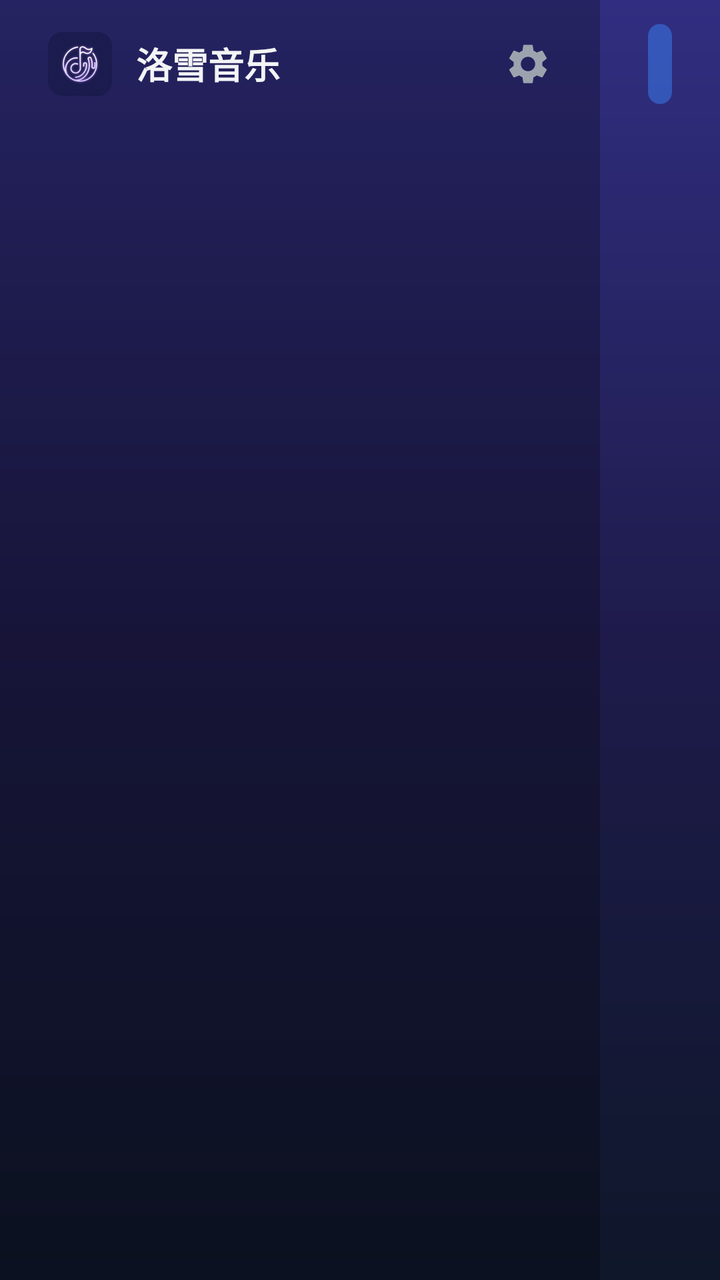
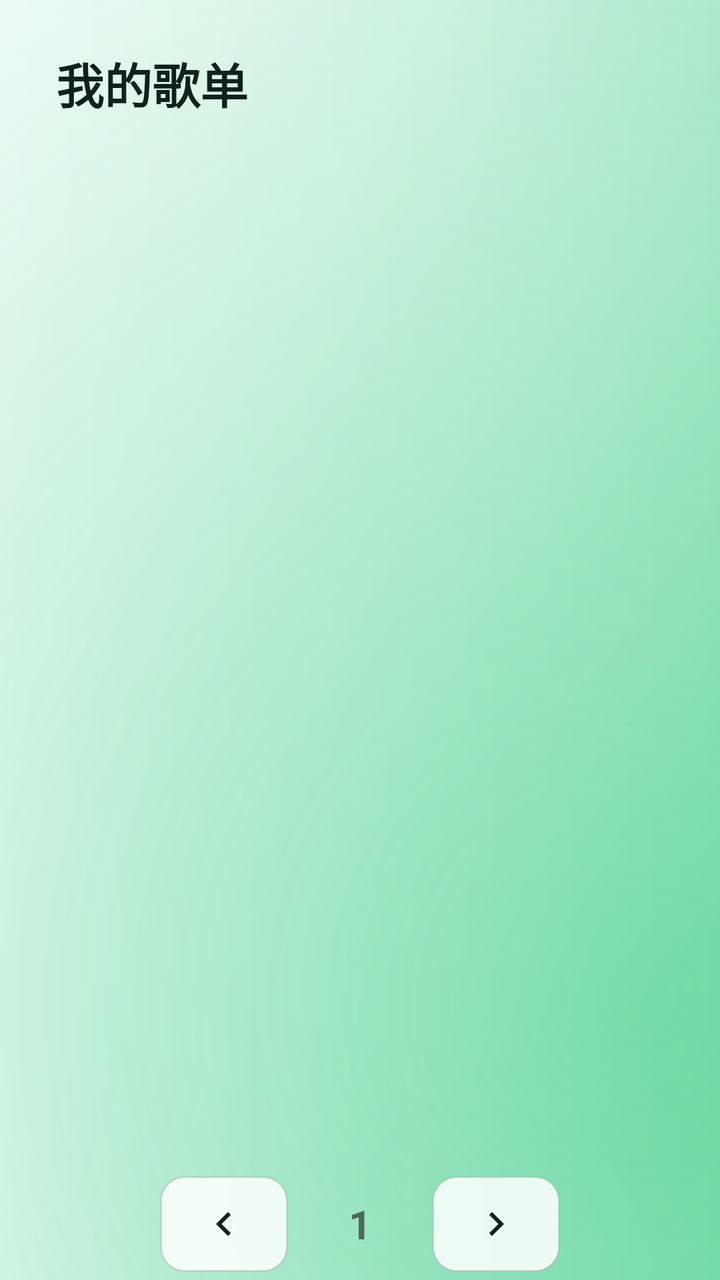

The first picture is an Android layout as it rendered before a commit; the second is the same layout after the commit. The layout source and the unified diff follow.
<!-- AndroidManifest.xml: application theme AppTheme.NoActionBar -->
<!-- res/layout/fragment_library.xml -->
<?xml version="1.0" encoding="utf-8"?>
<androidx.constraintlayout.widget.ConstraintLayout xmlns:android="http://schemas.android.com/apk/res/android"
    xmlns:app="http://schemas.android.com/apk/res-auto"
    android:layout_width="match_parent"
    android:layout_height="match_parent"
    android:background="@drawable/bg_app_gradient">

    
    <LinearLayout
        android:id="@+id/layoutHeaderLeft"
        android:layout_width="300dp"
        android:layout_height="64dp"
        android:orientation="horizontal"
        android:gravity="center_vertical"
        android:paddingStart="24dp"
        android:paddingEnd="16dp"
        android:background="#40000000"
        app:layout_constraintStart_toStartOf="parent"
        app:layout_constraintTop_toTopOf="parent">

        <ImageView
            android:layout_width="32dp"
            android:layout_height="32dp"
            android:src="@drawable/ic_logo"
            android:contentDescription="Logo" />

        <TextView
            android:layout_width="0dp"
            android:layout_height="wrap_content"
            android:layout_weight="1"
            android:text="洛雪音乐"
            android:textSize="18sp"
            android:textStyle="bold"
            android:textColor="#F3F4F6"
            android:layout_marginStart="12dp"/>

        <ImageButton
            android:id="@+id/btnSettings"
            android:layout_width="40dp"
            android:layout_height="40dp"
            android:background="@drawable/btn_focused_circle"
            android:src="@drawable/ic_settings"
            android:scaleType="centerInside"
            android:padding="8dp"
            app:tint="#9CA3AF"
            android:focusable="true"
            android:contentDescription="Settings" />

    </LinearLayout>

    
    <LinearLayout
        android:id="@+id/layoutHeaderRight"
        android:layout_width="0dp"
        android:layout_height="64dp"
        android:orientation="horizontal"
        android:gravity="center_vertical"
        android:paddingStart="24dp"
        android:paddingEnd="24dp"
        app:layout_constraintStart_toEndOf="@+id/layoutHeaderLeft"
        app:layout_constraintEnd_toEndOf="parent"
        app:layout_constraintTop_toTopOf="parent">

        
        <TextView
            android:id="@+id/tabAllSongs"
            android:layout_width="wrap_content"
            android:layout_height="40dp"
            android:text="全部歌曲"
            android:textSize="14sp"
            android:textColor="#FFFFFF"
            android:gravity="center"
            android:paddingStart="16dp"
            android:paddingEnd="16dp"
            android:background="@drawable/bg_tab_selected"
            android:focusable="true" />

        
        <TextView
            android:id="@+id/tabLoveList"
            android:layout_width="wrap_content"
            android:layout_height="40dp"
            android:text="我的收藏"
            android:textSize="14sp"
            android:textColor="#9CA3AF"
            android:gravity="center"
            android:paddingStart="16dp"
            android:paddingEnd="16dp"
            android:layout_marginStart="8dp"
            android:focusable="true" />

        <View
            android:layout_width="0dp"
            android:layout_height="0dp"
            android:layout_weight="1" />

        <TextView
            android:id="@+id/tvPlaylistTitle"
            android:layout_width="wrap_content"
            android:layout_height="wrap_content"
            android:text="歌单"
            android:textSize="18sp"
            android:textStyle="bold"
            android:textColor="#F3F4F6" />

        <TextView
            android:id="@+id/tvSongCount"
            android:layout_width="wrap_content"
            android:layout_height="wrap_content"
            android:text="0 首"
            android:textSize="14sp"
            android:textColor="#9CA3AF"
            android:layout_marginStart="12dp" />

    </LinearLayout>

    
    <androidx.recyclerview.widget.RecyclerView
        android:id="@+id/rvPlaylists"
        android:layout_width="300dp"
        android:layout_height="0dp"
        android:background="#40000000"
        android:padding="16dp"
        app:layout_constraintStart_toStartOf="parent"
        app:layout_constraintTop_toBottomOf="@+id/layoutHeaderLeft"
        app:layout_constraintBottom_toBottomOf="parent" />

    
    <androidx.recyclerview.widget.RecyclerView
        android:id="@+id/rvSongs"
        android:layout_width="0dp"
        android:layout_height="0dp"
        android:padding="24dp"
        app:layout_constraintStart_toEndOf="@+id/rvPlaylists"
        app:layout_constraintEnd_toEndOf="parent"
        app:layout_constraintTop_toBottomOf="@+id/layoutHeaderRight"
        app:layout_constraintBottom_toBottomOf="parent" />

</androidx.constraintlayout.widget.ConstraintLayout>
<!-- resources referenced by this layout -->
<resources>
  <!-- drawable bg_app_gradient (drawable) -->
  <?xml version="1.0" encoding="utf-8"?>
  <shape xmlns:android="http://schemas.android.com/apk/res/android"
      android:shape="rectangle">
      <gradient
          android:angle="270"
          android:endColor="#0F172A"
          android:centerColor="#1E1B4B"
          android:startColor="#312E81"
          android:type="linear" />
  </shape>
  <!-- drawable bg_tab_selected (drawable) -->
  <?xml version="1.0" encoding="utf-8"?>
  <selector xmlns:android="http://schemas.android.com/apk/res/android">
      <item android:state_focused="true">
          <layer-list>
              <item>
                  <shape android:shape="rectangle">
                      <solid android:color="#30FFFFFF" />
                      <corners android:radius="8dp" />
                  </shape>
              </item>
              <item android:top="2dp" android:bottom="2dp" android:left="2dp" android:right="2dp">
                  <shape android:shape="rectangle">
                      <solid android:color="#FF3B82F6" />
                      <stroke android:width="2dp" android:color="#FFFFFF" />
                      <corners android:radius="6dp" />
                  </shape>
              </item>
          </layer-list>
      </item>
      <item>
          <shape android:shape="rectangle">
              <solid android:color="#803B82F6" />
              <corners android:radius="8dp" />
          </shape>
      </item>
  </selector>
  <!-- drawable btn_focused_circle (drawable) -->
  <?xml version="1.0" encoding="utf-8"?>
  <selector xmlns:android="http://schemas.android.com/apk/res/android">
      <item android:state_focused="true">
          <layer-list>
              <item>
                  <shape android:shape="oval">
                      <solid android:color="#30FFFFFF" />
                  </shape>
              </item>
              <item android:top="2dp" android:bottom="2dp" android:left="2dp" android:right="2dp">
                  <shape android:shape="oval">
                      <solid android:color="#FF3B82F6" />
                      <stroke android:width="2dp" android:color="#FFFFFF" />
                  </shape>
              </item>
          </layer-list>
      </item>
      <item>
          <shape android:shape="oval">
              <solid android:color="#00000000" />
          </shape>
      </item>
  </selector>
  <!-- drawable ic_logo: png bitmap (drawable, 19374 bytes) -->
  <!-- drawable ic_settings (drawable) -->
  <vector xmlns:android="http://schemas.android.com/apk/res/android"
      android:width="24dp"
      android:height="24dp"
      android:viewportWidth="24.0"
      android:viewportHeight="24.0">
      <path
          android:fillColor="#FFFFFFFF"
          android:pathData="M19.14,12.94c0.04,-0.3 0.06,-0.61 0.06,-0.94c0,-0.32 -0.02,-0.64 -0.07,-0.94l2.03,-1.58c0.18,-0.14 0.23,-0.41 0.12,-0.61l-1.92,-3.32c-0.12,-0.22 -0.37,-0.29 -0.59,-0.22l-2.39,0.96c-0.5,-0.38 -1.03,-0.7 -1.62,-0.94L14.4,2.81c-0.04,-0.24 -0.24,-0.41 -0.48,-0.41h-3.84c-0.24,0 -0.43,0.17 -0.47,0.41L9.25,5.35C8.66,5.59 8.12,5.92 7.63,6.29L5.24,5.33c-0.22,-0.08 -0.47,0 -0.59,0.22L2.74,8.87C2.62,9.08 2.66,9.34 2.86,9.48l2.03,1.58C4.84,11.36 4.8,11.69 4.8,12s0.02,0.64 0.07,0.94l-2.03,1.58c-0.18,0.14 -0.23,0.41 -0.12,0.61l1.92,3.32c0.12,0.22 0.37,0.29 0.59,0.22l2.39,-0.96c0.5,0.38 1.03,0.7 1.62,0.94l0.36,2.54c0.05,0.24 0.24,0.41 0.48,0.41h3.84c0.24,0 0.44,-0.17 0.47,-0.41l0.36,-2.54c0.59,-0.24 1.13,-0.56 1.62,-0.94l2.39,0.96c0.22,0.08 0.47,0 0.59,-0.22l1.92,-3.32c0.12,-0.22 0.07,-0.47 -0.12,-0.61L19.14,12.94zM12,15.6c-1.98,0 -3.6,-1.62 -3.6,-3.6s1.62,-3.6 3.6,-3.6s3.6,1.62 3.6,3.6S13.98,15.6 12,15.6z"/>
  </vector>
  <style name="AppTheme.NoActionBar" parent="Theme.AppCompat.NoActionBar">
          <item name="windowActionBar">false</item>
          <item name="windowNoTitle">true</item>
          <item name="android:windowBackground">@null</item>
      </style>
</resources>

<!-- the commit's change to res/layout/fragment_library.xml (unified diff, before → after) -->
@@ -3,48 +3,44 @@
     xmlns:app="http://schemas.android.com/apk/res-auto"
     android:layout_width="match_parent"
     android:layout_height="match_parent"
-    android:background="@drawable/bg_app_gradient">
+    android:background="@drawable/bg_app_gradient"
+    android:nextFocusLeft="@id/tabLibrary">
 
     
     <LinearLayout
         android:id="@+id/layoutHeaderLeft"
-        android:layout_width="300dp"
-        android:layout_height="64dp"
-        android:orientation="horizontal"
-        android:gravity="center_vertical"
-        android:paddingStart="24dp"
-        android:paddingEnd="16dp"
-        android:background="#40000000"
+        android:layout_width="320dp"
+        android:layout_height="@dimen/lx_title_height"
+        android:orientation="horizontal"
+        android:gravity="top"
+        android:paddingStart="@dimen/lx_title_gutter"
+        android:paddingEnd="@dimen/lx_nav_gutter"
+        android:paddingTop="@dimen/lx_title_top"
+        android:background="@android:color/transparent"
         app:layout_constraintStart_toStartOf="parent"
         app:layout_constraintTop_toTopOf="parent">
 
-        <ImageView
-            android:layout_width="32dp"
-            android:layout_height="32dp"
-            android:src="@drawable/ic_logo"
-            android:contentDescription="Logo" />
-
-        <TextView
-            android:layout_width="0dp"
-            android:layout_height="wrap_content"
-            android:layout_weight="1"
-            android:text="洛雪音乐"
-            android:textSize="18sp"
-            android:textStyle="bold"
-            android:textColor="#F3F4F6"
-            android:layout_marginStart="12dp"/>
-
-        <ImageButton
-            android:id="@+id/btnSettings"
+        <TextView
+            android:layout_width="wrap_content"
+            android:layout_height="wrap_content"
+            android:text="我的歌单"
+            android:textSize="24sp"
+            android:textStyle="bold"
+            android:textColor="@color/lx_text_primary" />
+
+        <ImageButton
+            android:id="@+id/btnBackToPlaylists"
             android:layout_width="40dp"
             android:layout_height="40dp"
+            android:layout_marginStart="12dp"
+            android:src="@drawable/ic_back"
             android:background="@drawable/btn_focused_circle"
-            android:src="@drawable/ic_settings"
             android:scaleType="centerInside"
             android:padding="8dp"
-            app:tint="#9CA3AF"
-            android:focusable="true"
-            android:contentDescription="Settings" />
+            android:visibility="gone"
+            android:focusable="true"
+            android:contentDescription="返回歌单列表"
+            app:tint="@color/lx_text_primary" />
 
     </LinearLayout>
 
@@ -52,11 +48,13 @@
     <LinearLayout
         android:id="@+id/layoutHeaderRight"
         android:layout_width="0dp"
-        android:layout_height="64dp"
-        android:orientation="horizontal"
-        android:gravity="center_vertical"
-        android:paddingStart="24dp"
-        android:paddingEnd="24dp"
+        android:layout_height="@dimen/lx_title_height"
+        android:orientation="horizontal"
+        android:gravity="top"
+        android:paddingStart="@dimen/lx_nav_gutter"
+        android:paddingEnd="@dimen/lx_nav_gutter"
+        android:paddingTop="@dimen/lx_title_top"
+        android:background="@android:color/transparent"
         app:layout_constraintStart_toEndOf="@+id/layoutHeaderLeft"
         app:layout_constraintEnd_toEndOf="parent"
         app:layout_constraintTop_toTopOf="parent">
@@ -68,12 +66,14 @@
             android:layout_height="40dp"
             android:text="全部歌曲"
             android:textSize="14sp"
-            android:textColor="#FFFFFF"
+            android:textColor="@color/lx_text_primary"
             android:gravity="center"
             android:paddingStart="16dp"
             android:paddingEnd="16dp"
-            android:background="@drawable/bg_tab_selected"
-            android:focusable="true" />
+            android:background="@drawable/selector_tab_bg"
+            android:focusable="true"
+            android:nextFocusLeft="@id/tabLibrary"
+            android:nextFocusRight="@id/tabLoveList" />
 
         
         <TextView
@@ -82,58 +82,201 @@
             android:layout_height="40dp"
             android:text="我的收藏"
             android:textSize="14sp"
-            android:textColor="#9CA3AF"
+            android:textColor="@color/lx_text_secondary"
             android:gravity="center"
             android:paddingStart="16dp"
             android:paddingEnd="16dp"
             android:layout_marginStart="8dp"
-            android:focusable="true" />
+            android:background="@drawable/selector_tab_bg"
+            android:focusable="true"
+            android:nextFocusLeft="@id/tabAllSongs" />
+
+        <View
+            android:layout_width="12dp"
+            android:layout_height="1dp" />
+
+        <TextView
+            android:id="@+id/tvPlaylistTitle"
+            android:layout_width="0dp"
+            android:layout_height="wrap_content"
+            android:layout_weight="1"
+            android:text="歌单"
+            android:textSize="18sp"
+            android:textStyle="bold"
+            android:textColor="@color/lx_text_primary"
+            android:maxLines="1"
+            android:ellipsize="end" />
+
+        <TextView
+            android:id="@+id/tvSongCount"
+            android:layout_width="wrap_content"
+            android:layout_height="wrap_content"
+            android:text="0 首"
+            android:textSize="14sp"
+            android:textColor="@color/lx_text_secondary"
+            android:layout_marginStart="12dp" />
+
+    </LinearLayout>
+
+    <LinearLayout
+        android:id="@+id/libraryActionBar"
+        android:layout_width="0dp"
+        android:layout_height="@dimen/lx_secondary_nav_height"
+        android:layout_marginStart="@dimen/lx_nav_gutter"
+        android:layout_marginTop="12dp"
+        android:layout_marginEnd="@dimen/lx_nav_gutter"
+        android:orientation="horizontal"
+        android:gravity="center_vertical"
+        android:paddingStart="@dimen/lx_nav_gutter"
+        android:paddingEnd="@dimen/lx_nav_gutter"
+        android:background="@drawable/bg_floating_glass"
+        android:elevation="8dp"
+        android:outlineProvider="background"
+        android:clipToOutline="true"
+        android:visibility="gone"
+        app:layout_constraintStart_toStartOf="parent"
+        app:layout_constraintEnd_toEndOf="parent"
+        app:layout_constraintTop_toBottomOf="@+id/layoutHeaderLeft">
+
+        <TextView
+            android:layout_width="wrap_content"
+            android:layout_height="wrap_content"
+            android:text="播放控制"
+            android:textSize="14sp"
+            android:textStyle="bold"
+            android:textColor="@color/lx_text_secondary" />
 
         <View
             android:layout_width="0dp"
-            android:layout_height="0dp"
+            android:layout_height="1dp"
             android:layout_weight="1" />
 
-        <TextView
-            android:id="@+id/tvPlaylistTitle"
-            android:layout_width="wrap_content"
-            android:layout_height="wrap_content"
-            android:text="歌单"
-            android:textSize="18sp"
-            android:textStyle="bold"
-            android:textColor="#F3F4F6" />
-
-        <TextView
-            android:id="@+id/tvSongCount"
-            android:layout_width="wrap_content"
-            android:layout_height="wrap_content"
-            android:text="0 首"
-            android:textSize="14sp"
-            android:textColor="#9CA3AF"
-            android:layout_marginStart="12dp" />
+        <ImageButton
+            android:id="@+id/btnPlayAllSongs"
+            android:layout_width="44dp"
+            android:layout_height="44dp"
+            android:src="@drawable/ic_play"
+            android:background="@drawable/btn_focused_circle"
+            android:scaleType="centerInside"
+            android:padding="10dp"
+            android:focusable="true"
+            android:nextFocusLeft="@id/tabLibrary"
+            android:nextFocusRight="@id/btnPlayOrderToggle"
+            android:nextFocusDown="@id/rvSongs"
+            android:contentDescription="全部播放"
+            app:tint="@color/lx_text_primary" />
+
+        <ImageButton
+            android:id="@+id/btnPlayOrderToggle"
+            android:layout_width="44dp"
+            android:layout_height="44dp"
+            android:layout_marginStart="8dp"
+            android:src="@drawable/ic_repeat"
+            android:background="@drawable/btn_focused_circle"
+            android:scaleType="centerInside"
+            android:padding="10dp"
+            android:focusable="true"
+            android:nextFocusLeft="@id/btnPlayAllSongs"
+            android:nextFocusDown="@id/rvSongs"
+            android:contentDescription="切换为随机播放"
+            app:tint="@color/lx_text_primary" />
 
     </LinearLayout>
 
     
     <androidx.recyclerview.widget.RecyclerView
         android:id="@+id/rvPlaylists"
-        android:layout_width="300dp"
+        android:layout_width="0dp"
         android:layout_height="0dp"
-        android:background="#40000000"
-        android:padding="16dp"
-        app:layout_constraintStart_toStartOf="parent"
+        android:layout_marginStart="@dimen/lx_nav_gutter"
+        android:layout_marginTop="12dp"
+        android:layout_marginEnd="@dimen/lx_nav_gutter"
+        android:background="@android:color/transparent"
+        android:paddingStart="@dimen/lx_nav_gutter"
+        android:paddingEnd="@dimen/lx_nav_gutter"
+        android:paddingTop="10dp"
+        android:paddingBottom="10dp"
+        android:clipToPadding="false"
+        android:focusable="true"
+        android:nextFocusLeft="@id/tabLibrary"
+        android:nextFocusDown="@id/btnLibraryNextPage"
+        app:layout_constraintStart_toStartOf="parent"
+        app:layout_constraintEnd_toEndOf="parent"
         app:layout_constraintTop_toBottomOf="@+id/layoutHeaderLeft"
-        app:layout_constraintBottom_toBottomOf="parent" />
+        app:layout_constraintBottom_toTopOf="@+id/libraryPagerBar" />
+
+    <LinearLayout
+        android:id="@+id/libraryPagerBar"
+        android:layout_width="0dp"
+        android:layout_height="@dimen/lx_pager_height"
+        android:orientation="horizontal"
+        android:gravity="center"
+        android:background="@android:color/transparent"
+        android:paddingStart="@dimen/lx_nav_gutter"
+        android:paddingEnd="@dimen/lx_nav_gutter"
+        app:layout_constraintStart_toStartOf="parent"
+        app:layout_constraintEnd_toEndOf="parent"
+        app:layout_constraintBottom_toBottomOf="parent">
+
+        <ImageButton
+            android:id="@+id/btnLibraryPrevPage"
+            android:layout_width="64dp"
+            android:layout_height="48dp"
+            android:src="@drawable/ic_chevron_left"
+            android:background="@drawable/bg_btn_secondary"
+            android:scaleType="centerInside"
+            android:padding="12dp"
+            android:focusable="true"
+            android:nextFocusUp="@id/rvPlaylists"
+            android:nextFocusRight="@id/btnLibraryNextPage"
+            android:nextFocusDown="@id/tabLibrary"
+            app:tint="@color/lx_text_primary" />
+
+        <TextView
+            android:id="@+id/tvLibraryPageNumber"
+            android:layout_width="72dp"
+            android:layout_height="match_parent"
+            android:gravity="center"
+            android:text="1"
+            android:textSize="20sp"
+            android:textStyle="bold"
+            android:textColor="@color/lx_text_secondary" />
+
+        <ImageButton
+            android:id="@+id/btnLibraryNextPage"
+            android:layout_width="64dp"
+            android:layout_height="48dp"
+            android:src="@drawable/ic_chevron_right"
+            android:background="@drawable/bg_btn_secondary"
+            android:scaleType="centerInside"
+            android:padding="12dp"
+            android:focusable="true"
+            android:nextFocusUp="@id/rvPlaylists"
+            android:nextFocusLeft="@id/btnLibraryPrevPage"
+            android:nextFocusDown="@id/tabLibrary"
+            app:tint="@color/lx_text_primary" />
+
+    </LinearLayout>
 
     
     <androidx.recyclerview.widget.RecyclerView
         android:id="@+id/rvSongs"
         android:layout_width="0dp"
         android:layout_height="0dp"
-        android:padding="24dp"
-        app:layout_constraintStart_toEndOf="@+id/rvPlaylists"
-        app:layout_constraintEnd_toEndOf="parent"
-        app:layout_constraintTop_toBottomOf="@+id/layoutHeaderRight"
+        android:paddingStart="28dp"
+        android:paddingEnd="28dp"
+        android:paddingTop="24dp"
+        android:layout_marginTop="12dp"
+        android:paddingBottom="24dp"
+        android:visibility="gone"
+        android:focusable="false"
+        android:clipToPadding="false"
+        android:descendantFocusability="afterDescendants"
+        android:nextFocusLeft="@id/tabLibrary"
+        android:nextFocusUp="@id/btnPlayAllSongs"
+        app:layout_constraintStart_toStartOf="parent"
+        app:layout_constraintEnd_toEndOf="parent"
+        app:layout_constraintTop_toBottomOf="@+id/libraryActionBar"
         app:layout_constraintBottom_toBottomOf="parent" />
 
 </androidx.constraintlayout.widget.ConstraintLayout>
<!-- resource entries referenced after the edit -->
@@ -1,82 +1,216 @@
 <!-- resources referenced by this layout -->
 <resources>
+  <color name="lx_text_primary">#10231B</color>
+  <color name="lx_text_secondary">#4B685A</color>
+  <dimen name="lx_nav_gutter">24dp</dimen>
+  <dimen name="lx_pager_height">56dp</dimen>
+  <dimen name="lx_secondary_nav_height">72dp</dimen>
+  <dimen name="lx_title_gutter">28dp</dimen>
+  <dimen name="lx_title_height">88dp</dimen>
+  <dimen name="lx_title_top">24dp</dimen>
   <!-- drawable bg_app_gradient (drawable) -->
+  <?xml version="1.0" encoding="utf-8"?>
+  <layer-list xmlns:android="http://schemas.android.com/apk/res/android">
+      
+      <item>
+          <shape android:shape="rectangle">
+              <solid android:color="#F3FAF6" />
+          </shape>
+      </item>
+      <item>
+          <shape android:shape="rectangle">
+              <gradient
+                  android:angle="0"
+                  android:startColor="#FFFFFFFF"
+                  android:endColor="#9FE4C2" />
+          </shape>
+      </item>
+      <item>
+          <shape android:shape="rectangle">
+              <gradient
+                  android:type="radial"
+                  android:centerX="0.10"
+                  android:centerY="0.04"
+                  android:gradientRadius="620dp"
+                  android:startColor="#CCFFFFFF"
+                  android:endColor="#00FFFFFF" />
+          </shape>
+      </item>
+      <item>
+          <shape android:shape="rectangle">
+              <gradient
+                  android:type="radial"
+                  android:centerX="0.90"
+                  android:centerY="0.78"
+                  android:gradientRadius="760dp"
+                  android:startColor="#6620C878"
+                  android:endColor="#0020C878" />
+          </shape>
+      </item>
+  </layer-list>
+  <!-- drawable bg_btn_secondary (drawable) -->
+  <?xml version="1.0" encoding="utf-8"?>
+  <selector xmlns:android="http://schemas.android.com/apk/res/android">
+      <item android:state_pressed="true">
+          <shape android:shape="rectangle">
+              <solid android:color="@color/lx_bg_focus" />
+              <corners android:radius="12dp" />
+          </shape>
+      </item>
+      <item android:state_focused="true">
+          <shape android:shape="rectangle">
+              <solid android:color="@color/lx_bg_focus" />
+              <corners android:radius="12dp" />
+              <stroke android:width="2dp" android:color="@color/lx_focus_ring" />
+          </shape>
+      </item>
+      <item>
+          <shape android:shape="rectangle">
+              <solid android:color="@color/lx_bg_panel" />
+              <corners android:radius="12dp" />
+              <stroke android:width="1dp" android:color="@color/lx_border" />
+          </shape>
+      </item>
+  </selector>
+  <!-- drawable bg_floating_glass (drawable) -->
   <?xml version="1.0" encoding="utf-8"?>
   <shape xmlns:android="http://schemas.android.com/apk/res/android"
       android:shape="rectangle">
-      <gradient
-          android:angle="270"
-          android:endColor="#0F172A"
-          android:centerColor="#1E1B4B"
-          android:startColor="#312E81"
-          android:type="linear" />
+      
+      <solid android:color="#80FFFFFF" />
+      <corners android:radius="@dimen/lx_glass_radius" />
+      <stroke
+          android:width="1dp"
+          android:color="#66FFFFFF" />
   </shape>
-  <!-- drawable bg_tab_selected (drawable) -->
+  <!-- drawable btn_focused_circle (drawable) -->
   <?xml version="1.0" encoding="utf-8"?>
   <selector xmlns:android="http://schemas.android.com/apk/res/android">
       <item android:state_focused="true">
-          <layer-list>
-              <item>
-                  <shape android:shape="rectangle">
-                      <solid android:color="#30FFFFFF" />
-                      <corners android:radius="8dp" />
-                  </shape>
-              </item>
-              <item android:top="2dp" android:bottom="2dp" android:left="2dp" android:right="2dp">
-                  <shape android:shape="rectangle">
-                      <solid android:color="#FF3B82F6" />
-                      <stroke android:width="2dp" android:color="#FFFFFF" />
-                      <corners android:radius="6dp" />
-                  </shape>
-              </item>
-          </layer-list>
-      </item>
-      <item>
-          <shape android:shape="rectangle">
-              <solid android:color="#803B82F6" />
-              <corners android:radius="8dp" />
+          <shape android:shape="oval">
+              <solid android:color="@color/lx_bg_focus" />
+              <stroke android:width="2dp" android:color="@color/lx_focus_ring" />
+          </shape>
+      </item>
+      <item>
+          <shape android:shape="oval">
+              <solid android:color="#00000000" />
           </shape>
       </item>
   </selector>
-  <!-- drawable btn_focused_circle (drawable) -->
+  <!-- drawable ic_back (drawable) -->
+  <?xml version="1.0" encoding="utf-8"?>
+  <vector xmlns:android="http://schemas.android.com/apk/res/android"
+      android:width="24dp"
+      android:height="24dp"
+      android:viewportWidth="24"
+      android:viewportHeight="24">
+      <path
+          android:fillColor="#FFFFFF"
+          android:pathData="M20,11H7.83l5.59,-5.59L12,4l-8,8 8,8 1.41,-1.41L7.83,13H20v-2z"/>
+  </vector>
+  <!-- drawable ic_chevron_left (drawable) -->
+  <?xml version="1.0" encoding="utf-8"?>
+  <vector xmlns:android="http://schemas.android.com/apk/res/android"
+      android:width="24dp"
+      android:height="24dp"
+      android:viewportWidth="24"
+      android:viewportHeight="24">
+      <path
+          android:fillColor="#FF000000"
+          android:pathData="M15.41,7.41L14,6l-6,6 6,6 1.41,-1.41L10.83,12z" />
+  </vector>
+  <!-- drawable ic_chevron_right (drawable) -->
+  <?xml version="1.0" encoding="utf-8"?>
+  <vector xmlns:android="http://schemas.android.com/apk/res/android"
+      android:width="24dp"
+      android:height="24dp"
+      android:viewportWidth="24"
+      android:viewportHeight="24">
+      <path
+          android:fillColor="#FF000000"
+          android:pathData="M10,6L8.59,7.41L13.17,12l-4.58,4.59L10,18l6,-6z"/>
+  </vector>
+  <!-- drawable ic_play (drawable) -->
+  <vector xmlns:android="http://schemas.android.com/apk/res/android"
+      android:width="24dp"
+      android:height="24dp"
+      android:viewportWidth="24"
+      android:viewportHeight="24"
+      android:tint="#FFFFFF">
+      <path
+          android:fillColor="@android:color/white"
+          android:pathData="M8,5v14l11,-7z" />
+  </vector>
+  <!-- drawable ic_repeat (drawable) -->
+  <vector xmlns:android="http://schemas.android.com/apk/res/android"
+      android:width="24dp"
+      android:height="24dp"
+      android:viewportWidth="24.0"
+      android:viewportHeight="24.0">
+      <path
+          android:fillColor="#FFffffff"
+          android:pathData="M7,7h10v3l4,-4 -4,-4v3H5v6h2V7zm10,10H7v-3l-4,4 4,4v-3h12v-6h-2v4z"/>
+  </vector>
+  <!-- drawable selector_tab_bg (drawable) -->
   <?xml version="1.0" encoding="utf-8"?>
   <selector xmlns:android="http://schemas.android.com/apk/res/android">
       <item android:state_focused="true">
-          <layer-list>
-              <item>
-                  <shape android:shape="oval">
-                      <solid android:color="#30FFFFFF" />
-                  </shape>
-              </item>
-              <item android:top="2dp" android:bottom="2dp" android:left="2dp" android:right="2dp">
-                  <shape android:shape="oval">
-                      <solid android:color="#FF3B82F6" />
-                      <stroke android:width="2dp" android:color="#FFFFFF" />
-                  </shape>
-              </item>
-          </layer-list>
-      </item>
-      <item>
-          <shape android:shape="oval">
-              <solid android:color="#00000000" />
+          <shape android:shape="rectangle">
+              <solid android:color="@color/lx_bg_focus" />
+              <stroke android:width="2dp" android:color="@color/lx_focus_ring" />
+              <corners android:radius="8dp" />
+          </shape>
+      </item>
+      <item android:state_selected="true">
+          <shape android:shape="rectangle">
+              <solid android:color="@color/lx_brand_soft" />
+              <stroke android:width="1dp" android:color="@color/lx_brand" />
+              <corners android:radius="8dp" />
+          </shape>
+      </item>
+      <item android:state_pressed="true">
+          <shape android:shape="rectangle">
+              <solid android:color="@color/lx_brand_pressed" />
+              <corners android:radius="8dp" />
+          </shape>
+      </item>
+      <item>
+          <shape android:shape="rectangle">
+              <solid android:color="@android:color/transparent" />
           </shape>
       </item>
   </selector>
-  <!-- drawable ic_logo: png bitmap (drawable, 19374 bytes) -->
-  <!-- drawable ic_settings (drawable) -->
-  <vector xmlns:android="http://schemas.android.com/apk/res/android"
-      android:width="24dp"
-      android:height="24dp"
-      android:viewportWidth="24.0"
-      android:viewportHeight="24.0">
-      <path
-          android:fillColor="#FFFFFFFF"
-          android:pathData="M19.14,12.94c0.04,-0.3 0.06,-0.61 0.06,-0.94c0,-0.32 -0.02,-0.64 -0.07,-0.94l2.03,-1.58c0.18,-0.14 0.23,-0.41 0.12,-0.61l-1.92,-3.32c-0.12,-0.22 -0.37,-0.29 -0.59,-0.22l-2.39,0.96c-0.5,-0.38 -1.03,-0.7 -1.62,-0.94L14.4,2.81c-0.04,-0.24 -0.24,-0.41 -0.48,-0.41h-3.84c-0.24,0 -0.43,0.17 -0.47,0.41L9.25,5.35C8.66,5.59 8.12,5.92 7.63,6.29L5.24,5.33c-0.22,-0.08 -0.47,0 -0.59,0.22L2.74,8.87C2.62,9.08 2.66,9.34 2.86,9.48l2.03,1.58C4.84,11.36 4.8,11.69 4.8,12s0.02,0.64 0.07,0.94l-2.03,1.58c-0.18,0.14 -0.23,0.41 -0.12,0.61l1.92,3.32c0.12,0.22 0.37,0.29 0.59,0.22l2.39,-0.96c0.5,0.38 1.03,0.7 1.62,0.94l0.36,2.54c0.05,0.24 0.24,0.41 0.48,0.41h3.84c0.24,0 0.44,-0.17 0.47,-0.41l0.36,-2.54c0.59,-0.24 1.13,-0.56 1.62,-0.94l2.39,0.96c0.22,0.08 0.47,0 0.59,-0.22l1.92,-3.32c0.12,-0.22 0.07,-0.47 -0.12,-0.61L19.14,12.94zM12,15.6c-1.98,0 -3.6,-1.62 -3.6,-3.6s1.62,-3.6 3.6,-3.6s3.6,1.62 3.6,3.6S13.98,15.6 12,15.6z"/>
-  </vector>
-  <style name="AppTheme.NoActionBar" parent="Theme.AppCompat.NoActionBar">
+  <style name="AppTheme.NoActionBar" parent="AppTheme">
           <item name="windowActionBar">false</item>
           <item name="windowNoTitle">true</item>
-          <item name="android:windowBackground">@null</item>
+          <item name="android:windowBackground">@color/lx_bg_canvas</item>
       </style>
+  <color name="lx_bg_focus">#DFF8ED</color>
+  <color name="lx_focus_ring">#00A965</color>
+  <color name="lx_bg_panel">#D9FFFFFF</color>
+  <color name="lx_border">#6694B2A2</color>
+  <dimen name="lx_glass_radius">24dp</dimen>
+  <color name="lx_brand_soft">#3320C878</color>
+  <color name="lx_brand">#00C878</color>
+  <color name="lx_brand_pressed">#00A965</color>
+  <style name="AppTheme" parent="Theme.AppCompat">
+          <item name="colorPrimary">@color/colorPrimary</item>
+          <item name="colorPrimaryDark">@color/colorPrimaryDark</item>
+          <item name="colorAccent">@color/colorAccent</item>
+          <item name="android:colorAccent">@color/lx_brand</item>
+          <item name="android:windowBackground">@color/lx_bg_canvas</item>
+          <item name="android:navigationBarColor">@color/lx_bg_canvas</item>
+          <item name="android:statusBarColor">@color/lx_bg_canvas</item>
+          <item name="android:windowLightNavigationBar">true</item>
+          <item name="android:windowLightStatusBar">true</item>
+          <item name="android:textColorPrimary">@color/lx_text_primary</item>
+          <item name="android:textColorSecondary">@color/lx_text_secondary</item>
+          <item name="android:windowActionModeOverlay">true</item>
+      </style>
+  <color name="lx_bg_canvas">#F3F8F5</color>
+  <color name="colorPrimary">@color/lx_brand</color>
+  <color name="colorPrimaryDark">@color/lx_brand_pressed</color>
+  <color name="colorAccent">@color/lx_brand</color>
 </resources>
 
